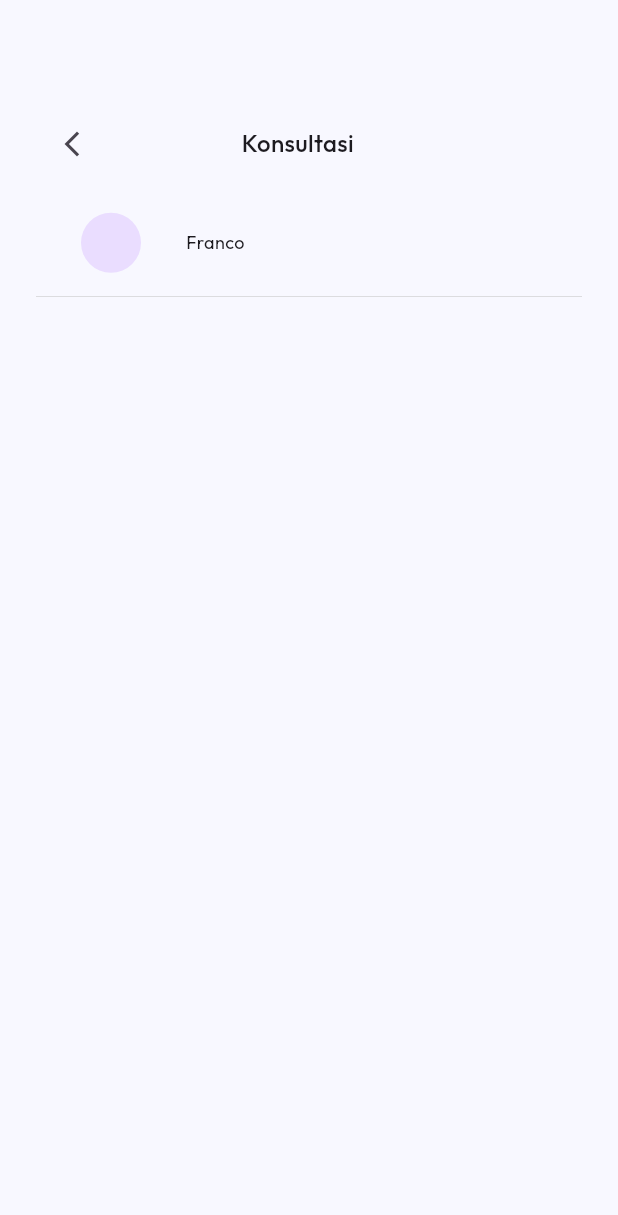
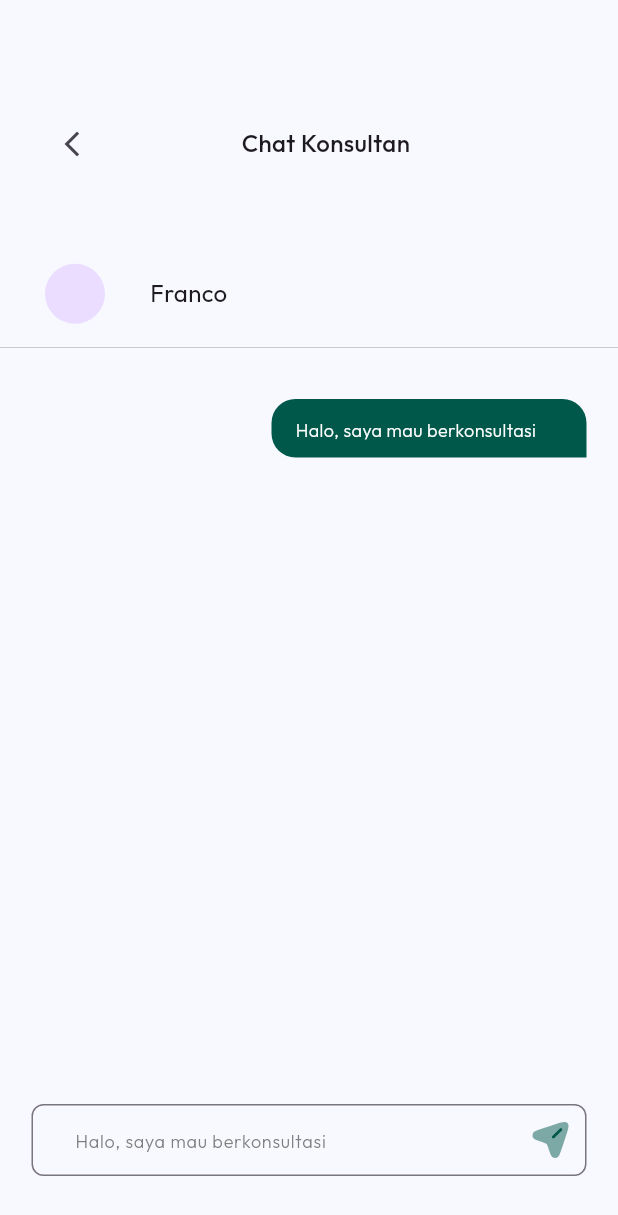
Before and after one commit to raihansyahrin/team_5_motionhack, a Flutter app: the KonsultasiChat screen opened directly, on a phone screen of 412 x 824 dp. Shown: the top 1215 px of the screen. Run offline on Flutter 3.47's test engine with Material 3 defaults, Android fonts, the phone set to English and light mode, and no system bars; our stand-ins replace flutter_svg, get, google_fonts, shared_preferences; accounts and stored records are empty.

Commit message:
Add Page Konsultasi
Penambahan page

```diff
--- a/lib/ui/consultant/consultant_page.dart
+++ b/lib/ui/consultant/consultant_page.dart
@@ -5,6 +5,7 @@ import 'package:team_5_motionhack/ui/widgets/banner_konsultasi_button.dart';
 import 'package:flutter/services.dart';
 import 'package:team_5_motionhack/ui/widgets/banner_profile.dart';
 import 'package:team_5_motionhack/ui/widgets/banner_pembayaran.dart';
+import 'package:team_5_motionhack/ui/widgets/bottom_nav_bar.dart';
 import 'package:team_5_motionhack/ui/widgets/button_Selanjutnya.dart';
 import 'package:team_5_motionhack/ui/widgets/notifikasi_pembayaranBerhasil.dart';
 
@@ -42,6 +43,7 @@ class ConsultantPage extends StatelessWidget {
             )
         ),
       ),
+      // kurang bottom nav bar
     );
   }
 }
--- a/lib/ui/consultant/konfirmasi.dart
+++ b/lib/ui/consultant/konfirmasi.dart
@@ -135,6 +135,29 @@ class _KonfirmasiState extends State<Konfirmasi> {
                       ),
                       SizedBox(height: 176,),
                       buttonSelanjutnya(),
+                      SizedBox(height: 17,),
+                      Container(
+                      width: double.infinity,
+                      height: 48,
+                       child: Center(
+                         child:  Text(
+                          "Batalkan",
+                          style : TextStyle(
+                            fontSize: 16,
+                            color:Color(0xFF00584B),
+                            fontWeight: FontWeight.w500,
+                          )
+                      ),
+                    ),
+                    decoration: BoxDecoration(
+                        color: Colors.white,
+                        borderRadius: BorderRadius.circular(8.0),
+                        border: Border.all(
+                          color: Color(0xFF00584B),
+                          width: 1,
+                        )
+                    )
+                    ),
                     ],
                   )
               )
--- a/lib/ui/consultant/konsultasiChat.dart
+++ b/lib/ui/consultant/konsultasiChat.dart
@@ -7,6 +7,9 @@ import 'package:team_5_motionhack/ui/widgets/banner_profile.dart';
 import 'package:team_5_motionhack/ui/widgets/banner_pembayaran.dart';
 import 'package:team_5_motionhack/ui/widgets/button_Selanjutnya.dart';
 import 'package:team_5_motionhack/ui/widgets/notifikasi_pembayaranBerhasil.dart';
+import 'package:team_5_motionhack/ui/widgets/custom_app_bar.dart';
+import 'package:team_5_motionhack/ui/widgets/bubble_chat.dart';
+import 'package:team_5_motionhack/ui/widgets/chat_text_field.dart';
 class KonsultasiChat extends StatefulWidget {
   const KonsultasiChat({super.key});
 
@@ -15,11 +18,13 @@ class KonsultasiChat extends StatefulWidget {
 }
 
 class _KonsultasiChatState extends State<KonsultasiChat> {
+
   @override
   Widget build(BuildContext context) {
     return Scaffold(
-      body: SingleChildScrollView(
-        child: Padding(
+      body: Column(
+          children: [
+            Padding(
               padding: EdgeInsets.symmetric(vertical: 34, horizontal: 24),
               child: Column(
                 crossAxisAlignment: CrossAxisAlignment.start,
@@ -38,7 +43,7 @@ class _KonsultasiChatState extends State<KonsultasiChat> {
                         ),
                         SizedBox(width: 89,),
                         Text(
-                      "Konsultasi",
+                          "Chat Konsultan",
                           style: TextStyle(
                               fontSize: 16,
                               fontWeight: FontWeight.w500,
@@ -48,11 +53,34 @@ class _KonsultasiChatState extends State<KonsultasiChat> {
                       ],
                     ),
                   ),
-              ProfileKonsultasi(),
                 ],
               ),
             ),
+            ProfileKonsultasi(),
+            SizedBox(height: 34,),
+            SingleChildScrollView(
+                child: Padding(
+                  padding: EdgeInsets.symmetric(horizontal: 21),
+                  child: Column(
+                    mainAxisAlignment: MainAxisAlignment.end,
+                    crossAxisAlignment: CrossAxisAlignment.end,
+                    children: [
+                      Row(
+                        mainAxisAlignment: MainAxisAlignment.end,
+                        children: [
+                          BubbleChat1(),
+                        ],
                       ),
+                      SizedBox(height: 469,),
+                    ],
+                  ),
+                )
+            ),
+          ],
+        ),
+      bottomNavigationBar: Padding(padding: EdgeInsets.symmetric(vertical: 40, horizontal: 21),
+        child: ChatTextField(),
+      )
     );
   }
 }
--- a/lib/ui/widgets/banner_profile.dart
+++ b/lib/ui/widgets/banner_profile.dart
@@ -15,7 +15,6 @@ class _ProfileKonsultasiState extends State<ProfileKonsultasi> {
       child: Padding(
         padding: EdgeInsets.symmetric(
           horizontal: 30,
-          vertical: 15,
         ),
         child: Row(
           mainAxisAlignment: MainAxisAlignment.start,
@@ -32,7 +31,7 @@ class _ProfileKonsultasiState extends State<ProfileKonsultasi> {
                         Text(
                           "Franco",
                           style: TextStyle(
-                            fontSize: 12,
+                            fontSize: 16,
                             fontFamily: 'Outfit',
                             fontWeight: FontWeight.w400,
                           ),
@@ -50,7 +49,7 @@ class _ProfileKonsultasiState extends State<ProfileKonsultasi> {
           border: Border(
               bottom: BorderSide(
                 width: 0.4,
-                color: Color(0xFFC9C9C9),
+                color: Color(0xFFABABAB),
               )
           ),
           color: Color(0xF8F8FF)
--- /dev/null
+++ b/lib/ui/widgets/bubble_chat.dart
@@ -0,0 +1,38 @@
+import 'package:flutter/material.dart';
+
+class BubbleChat1 extends StatefulWidget {
+  const BubbleChat1({super.key});
+
+  @override
+  State<BubbleChat1> createState() => _BubbleChat1State();
+}
+
+class _BubbleChat1State extends State<BubbleChat1> {
+  @override
+  Widget build(BuildContext context) {
+    return Container(
+      width: 210,
+      height: 39,
+      decoration: BoxDecoration(
+        color: Color(0xFF00584B),
+        borderRadius: BorderRadius.only(
+          topLeft: Radius.circular(16),
+          topRight: Radius.circular(16),
+          bottomLeft: Radius.circular(16),
+        )
+      ),
+      child: Padding(
+        padding: EdgeInsets.symmetric(horizontal: 16, vertical: 12),
+        child: Text(
+          "Halo, saya mau berkonsultasi",
+          style: TextStyle(
+              fontSize: 12,
+              fontWeight: FontWeight.w300,
+              fontFamily: 'Outfit',
+              color: Colors.white
+          ),
+        ),
+      ),
+    );
+  }
+}
--- /dev/null
+++ b/lib/ui/widgets/chat_text_field.dart
@@ -0,0 +1,36 @@
+import 'package:flutter/material.dart';
+import 'package:flutter_svg/flutter_svg.dart';
+
+class ChatTextField extends StatefulWidget {
+  const ChatTextField({super.key});
+
+  @override
+  State<ChatTextField> createState() => _ChatTextFieldState();
+}
+
+class _ChatTextFieldState extends State<ChatTextField> {
+  final TextEditingController _chat = TextEditingController();
+  @override
+  Widget build(BuildContext context) {
+    return TextFormField(
+      controller: _chat,
+      decoration: InputDecoration(
+          border: OutlineInputBorder(
+            borderSide: BorderSide(color: Color(0xFFC9C9C9)),
+            borderRadius: BorderRadius.circular(8.0),
+          ),
+          hintText: 'Halo, saya mau berkonsultasi',
+          hintStyle: TextStyle(
+            fontSize: 12,
+            fontWeight: FontWeight.w300,
+            color: Color(0xFF7F7F7F),
+          ),
+          suffixIcon: Transform.scale(
+            scale: 0.6,
+            child: SvgPicture.asset('assets/icons/send_icon.svg', width: 24, height: 24,),
+          ),
+          contentPadding: EdgeInsets.symmetric(vertical: 12.0, horizontal: 25.0)
+      ),
+    );
+  }
+}
--- a/pubspec.yaml
+++ b/pubspec.yaml
@@ -30,4 +30,4 @@ flutter:
     - assets/LogoDana.png
     - assets/LogoLinkAja.png
     - assets/Banner.png
-    - assets/images/
+    - assets/icons/send_icon.svg
```
Also changed, not shown: assets/Banner.svg (added), assets/icons/send_icon.svg (added). Lines whose indentation alone changed are shown as unchanged.
